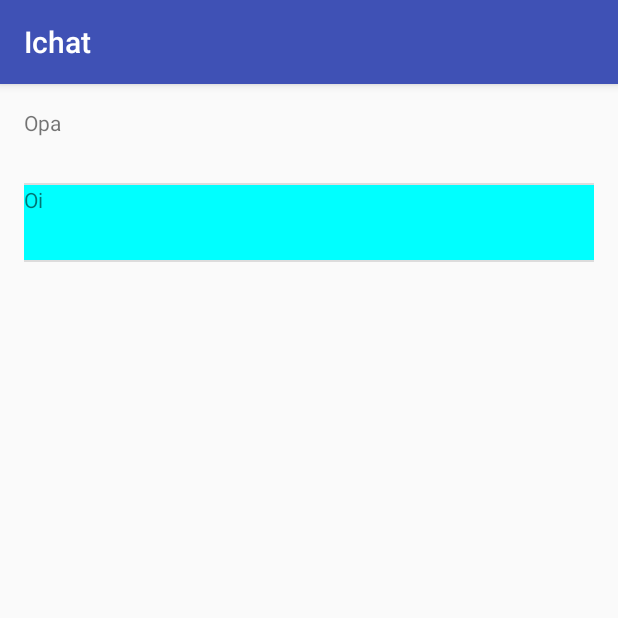
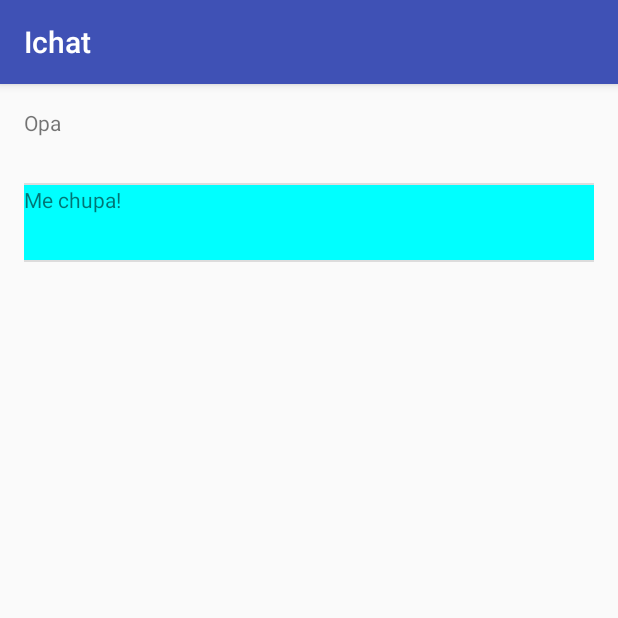
Before and after one commit to GeovanGoes/-Android---Agenda, an Android app: the screen it shows after launch (MainActivity), on a phone screen of 412 x 824 dp, the top half of it. Run offline under Robolectric (Android 15) with nearby library versions, the phone set to English and light mode, and no system bars.

Commit message:
Continuação

```diff
--- a/Ichat/app/src/main/AndroidManifest.xml
+++ b/Ichat/app/src/main/AndroidManifest.xml
@@ -1,6 +1,8 @@
 <?xml version="1.0" encoding="utf-8"?>
 <manifest xmlns:android="http://schemas.android.com/apk/res/android"
     package="com.example.geovan.ichat">
+
+    <uses-permission android:name="android.permission.INTERNET"/>
 
     <application
         android:allowBackup="true"
@@ -8,7 +10,7 @@
         android:label="@string/app_name"
         android:supportsRtl="true"
         android:theme="@style/AppTheme">
-        <activity android:name=".Activity.MainActivity">
+        <activity android:name=".activity.MainActivity">
             <intent-filter>
                 <action android:name="android.intent.action.MAIN" />
 
--- a/Ichat/app/src/main/java/com/example/geovan/ichat/Activity/MainActivity.java
+++ b/Ichat/app/src/main/java/com/example/geovan/ichat/Activity/MainActivity.java
@@ -1,17 +1,31 @@
-package com.example.geovan.ichat.Activity;
+package com.example.geovan.ichat.activity;
 
 import android.support.v7.app.AppCompatActivity;
 import android.os.Bundle;
+import android.util.Log;
+import android.view.View;
+import android.widget.Button;
+import android.widget.EditText;
 import android.widget.ListView;
 
 import com.example.geovan.ichat.R;
 import com.example.geovan.ichat.adapter.MensagemAdapter;
 import com.example.geovan.ichat.modelo.Mensagem;
+import com.example.geovan.ichat.service.ChatService;
+import com.example.geovan.ichat.service.RetrofitInicializador;
 
 import java.util.Arrays;
 import java.util.List;
 
+import retrofit2.Call;
+import retrofit2.Callback;
+import retrofit2.Response;
+
 public class MainActivity extends AppCompatActivity {
+
+    private EditText campoMensagem;
+    private int idDoCliente = 1;
+    private Button botaoEnviar;
 
     @Override
     protected void onCreate(Bundle savedInstanceState) {
@@ -20,10 +34,36 @@ public class MainActivity extends AppCompatActivity {
 
         ListView listaDeMensagens = (ListView) findViewById(R.id.lv_mensagens);
 
-        List<Mensagem> mensagens = Arrays.asList(new Mensagem("Opa", 1), new Mensagem("Oi", 2));
+        List<Mensagem> mensagens = Arrays.asList(new Mensagem("Opa", 1), new Mensagem("Me chupa!", 2));
 
         MensagemAdapter adapter = new MensagemAdapter(mensagens,this,1);
 
         listaDeMensagens.setAdapter(adapter);
+
+        botaoEnviar = (Button) findViewById(R.id.botao_enviar);
+        campoMensagem = (EditText) findViewById(R.id.campo_mensagem);
+
+        Call<Mensagem> mensagemCall = new RetrofitInicializador().getChatService().ouvirMensagens();
+
+        mensagemCall.enqueue(new Callback<Mensagem>()
+        {
+            @Override
+            public void onResponse(Call<Mensagem> call, Response<Mensagem> response)
+            {
+                Log.i("Sucesso", "onResponse: "+response.body());
+            }
+
+            @Override
+            public void onFailure(Call<Mensagem> call, Throwable t)
+            {
+
+            }
+        });
+
+        botaoEnviar.setOnClickListener((View v) ->
+            {
+                //new ChatService().enviar(new Mensagem(campoMensagem.getText().toString(),idDoCliente));
+            }
+        );
     }
 }
--- /dev/null
+++ b/Ichat/app/src/main/java/com/example/geovan/ichat/service/ChatService.java
@@ -0,0 +1,21 @@
+package com.example.geovan.ichat.service;
+
+import com.example.geovan.ichat.modelo.Mensagem;
+
+import retrofit2.Call;
+import retrofit2.http.Body;
+import retrofit2.http.GET;
+import retrofit2.http.POST;
+
+/**
+ * Created by geovan.goes on 07/08/2017.
+ */
+public interface ChatService
+{
+
+    @POST("pooling")
+    Call enviar(@Body  Mensagem mensagem);
+
+    @GET("pooling")
+    Call<Mensagem> ouvirMensagens();
+}
--- /dev/null
+++ b/Ichat/app/src/main/java/com/example/geovan/ichat/service/RetrofitInicializador.java
@@ -0,0 +1,25 @@
+package com.example.geovan.ichat.service;
+
+import com.example.geovan.ichat.modelo.Mensagem;
+
+import retrofit2.Retrofit;
+import retrofit2.converter.gson.GsonConverterFactory;
+
+/**
+ * Created by geovan.goes on 07/08/2017.
+ */
+
+public class RetrofitInicializador
+{
+    private final Retrofit retrofit;
+
+    public RetrofitInicializador()
+    {
+        retrofit = new Retrofit.Builder().baseUrl("http://192.168.1.109:8080/").addConverterFactory(GsonConverterFactory.create()).build();
+    }
+
+    public ChatService getChatService()
+    {
+        return retrofit.create(ChatService.class);
+    }
+}
--- a/Ichat/app/src/main/res/layout/activity_main.xml
+++ b/Ichat/app/src/main/res/layout/activity_main.xml
@@ -8,7 +8,7 @@
     android:paddingLeft="@dimen/activity_horizontal_margin"
     android:paddingRight="@dimen/activity_horizontal_margin"
     android:paddingTop="@dimen/activity_vertical_margin"
-    tools:context="com.example.geovan.ichat.Activity.MainActivity">
+    tools:context="com.example.geovan.ichat.activity.MainActivity">
 
     <ListView
         android:id="@+id/lv_mensagens"
@@ -25,11 +25,13 @@
             android:layout_height="50dp" />
 
         <EditText
+            android:id="@+id/campo_mensagem"
             android:layout_weight="2"
             android:layout_width="0dp"
             android:layout_height="wrap_content" />
 
         <Button
+            android:id="@+id/botao_enviar"
             android:text="Enviar"
             android:layout_weight="1"
             android:layout_width="0dp"
--- a/Ponto/app/src/main/AndroidManifest.xml
+++ b/Ponto/app/src/main/AndroidManifest.xml
@@ -21,7 +21,8 @@
         <activity
             android:name=".activities.Configuracoes"
             android:label="@string/configuracoes" />
-        <activity android:name=".activities.RelatorioActivity"></activity>
+        <activity
+            android:name=".activities.RelatorioActivity"/>
     </application>
 
 </manifest>
--- a/Ponto/app/src/main/res/layout/activity_relatorio.xml
+++ b/Ponto/app/src/main/res/layout/activity_relatorio.xml
@@ -1,5 +1,6 @@
 <?xml version="1.0" encoding="utf-8"?>
 <LinearLayout xmlns:android="http://schemas.android.com/apk/res/android"
+    xmlns:tools="http://schemas.android.com/tools"
     android:id="@+id/activity_relatorio"
     android:layout_width="match_parent"
     android:layout_height="match_parent"
@@ -7,7 +8,8 @@
     android:paddingLeft="@dimen/activity_horizontal_margin"
     android:paddingRight="@dimen/activity_horizontal_margin"
     android:paddingTop="@dimen/activity_vertical_margin"
-    android:orientation="vertical">
+    android:orientation="vertical"
+    tools:context="br.comm.a4kontrol.ponto.activities.RelatorioActivity">
 
     <LinearLayout
         android:layout_width="wrap_content"
--- a/Ponto/app/src/main/res/layout/content_inicio.xml
+++ b/Ponto/app/src/main/res/layout/content_inicio.xml
@@ -106,6 +106,12 @@
                 android:layout_height="wrap_content"
                 android:id="@+id/imgView_status"/>
 
+            <Button
+                android:layout_width="wrap_content"
+                android:layout_height="wrap_content"
+                android:id="@+id/buttonRelatorios"
+                android:text="Relatórios"/>
+
         </LinearLayout>
 
     </LinearLayout>
```
Also changed, not shown: Ichat/app/build.gradle (+9 -0 lines), Ponto/app/src/main/java/br/comm/a4kontrol/ponto/activities/Inicio.java (+14 -1 lines), Ponto/app/src/main/java/br/comm/a4kontrol/ponto/activities/RelatorioActivity.java (+25 -1 lines).
